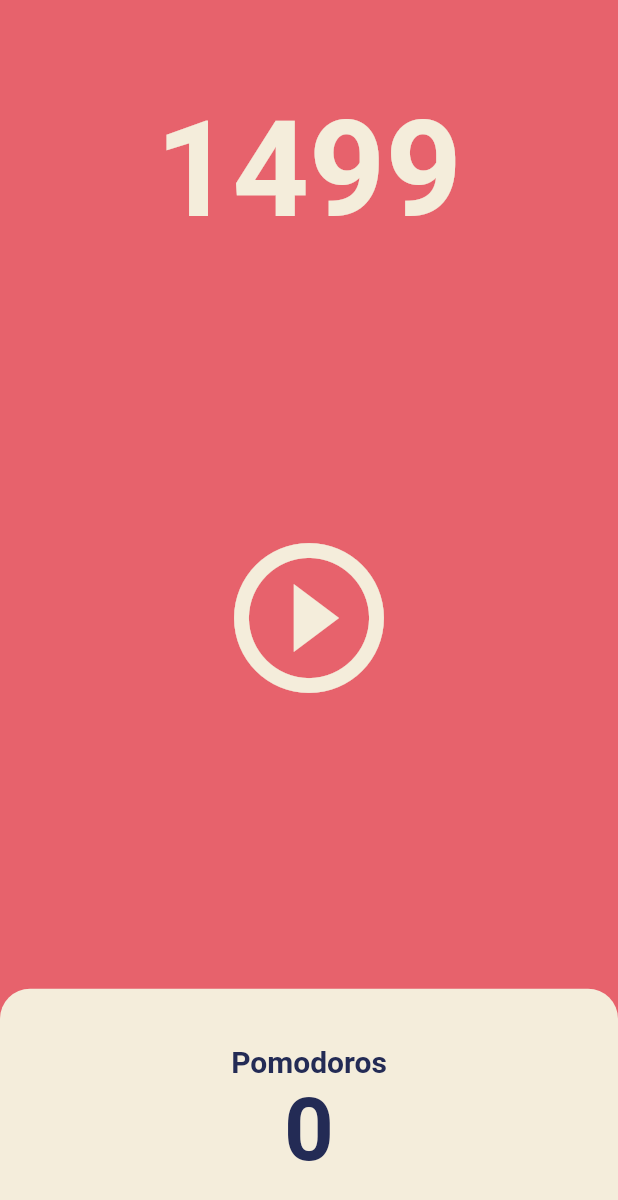
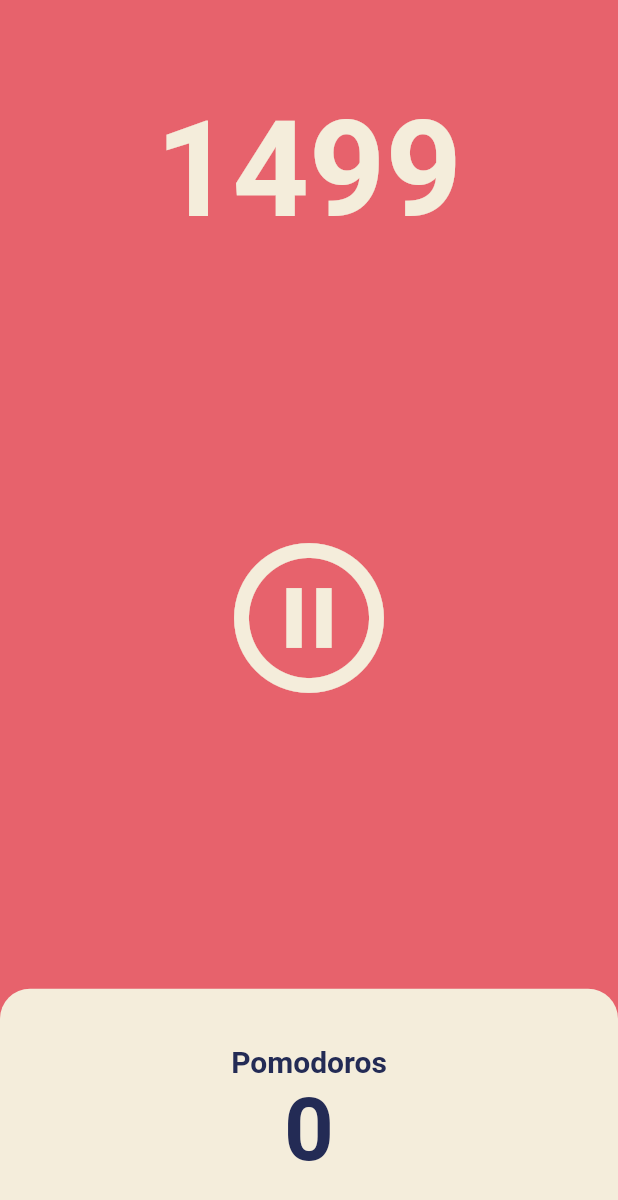
Before and after one commit to choboimda/flutter_pomodoro, a Flutter app: the screen it shows after launch, after a tap on the "play circle outline" icon, on a phone screen of 412 x 824 dp. Shown: the top 1200 px of the screen. Run offline on Flutter 3.47's test engine with Material 2 defaults, Android fonts, the phone set to English and light mode, and no system bars.

Commit message:
Pause Play

```diff
--- a/lib/screens/home_screen.dart
+++ b/lib/screens/home_screen.dart
@@ -10,16 +10,32 @@ class HomeScreen extends StatefulWidget {
 
 class _HomeScreenState extends State<HomeScreen> {
   int totalSeconds = 1500;
+  bool isRunnding = false;
   late Timer timer;
 
   void onTick(Timer timer) {
+    print(timer);
     setState(() {
       totalSeconds = totalSeconds - 1;
     });
   }
 
   void onStartPressed() {
-    timer = Timer.periodic(const Duration(seconds: 1), onTick);
+    timer = Timer.periodic(
+      const Duration(seconds: 1),
+      onTick,
+    );
+
+    setState(() {
+      isRunnding = true;
+    });
+  }
+
+  void onPausePressed() {
+    timer.cancel();
+    setState(() {
+      isRunnding = false;
+    });
   }
 
   @override
@@ -47,8 +63,10 @@ class _HomeScreenState extends State<HomeScreen> {
               child: IconButton(
                 color: Theme.of(context).cardColor,
                 iconSize: 120,
-                onPressed: onStartPressed,
-                icon: const Icon(Icons.play_circle_outline),
+                onPressed: isRunnding ? onPausePressed : onStartPressed,
+                icon: Icon(isRunnding
+                    ? Icons.pause_circle_outline
+                    : Icons.play_circle_outline),
               ),
             ),
           ),
```
